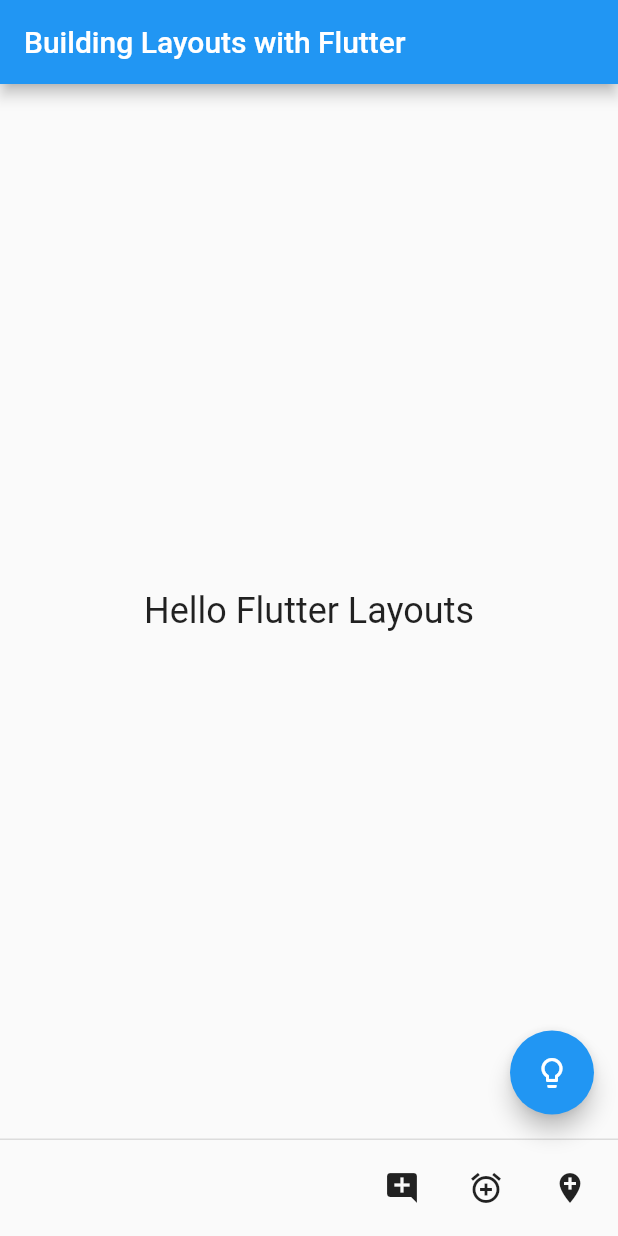
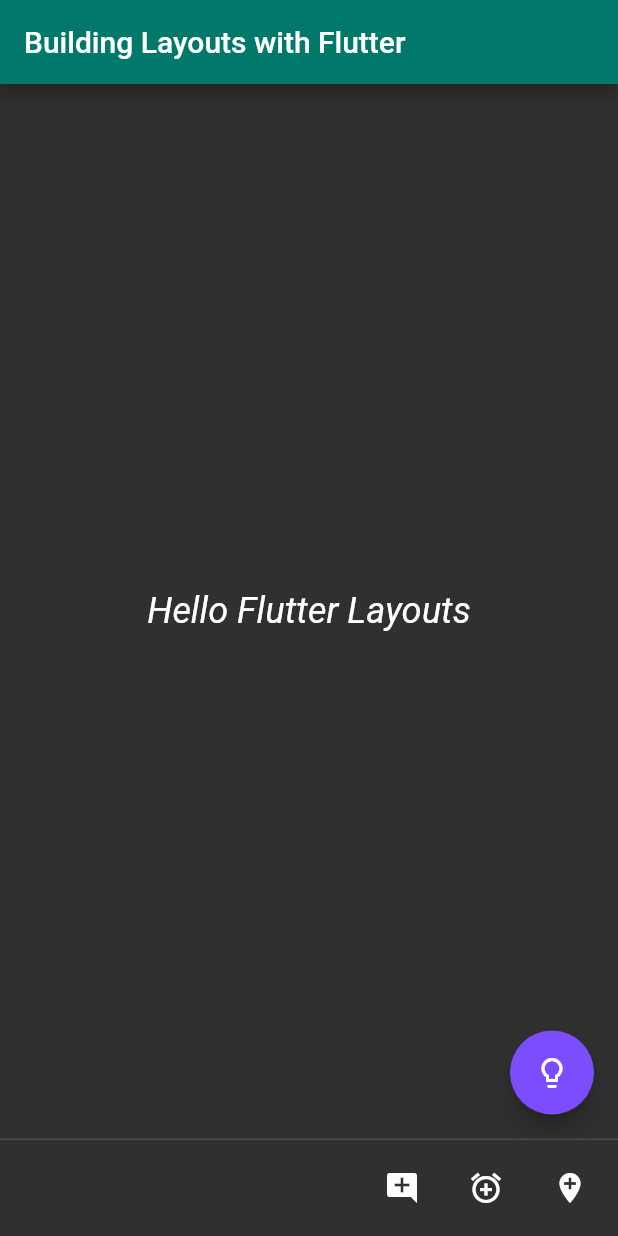
Before and after one commit to yuljlee/hello_layouts, a Flutter app: the screen it shows after launch, on a phone screen of 412 x 824 dp. Run offline on Flutter 3.47's test engine with Material 2 defaults, Android fonts, the phone set to English and light mode, and no system bars.

Commit message:
feat: Add theme data

```diff
--- a/lib/main.dart
+++ b/lib/main.dart
@@ -6,13 +6,23 @@ class MyApp extends StatelessWidget {
   @override
   Widget build(BuildContext context) {
     return MaterialApp(
+      theme: ThemeData(
+        brightness: Brightness.dark,
+        primaryColor: Color(0xff00796B),
+        accentColor: Color(0xff7C4DFF),
+        textTheme: TextTheme(
+          body1: TextStyle(
+            fontSize: 24,
+            fontStyle: FontStyle.italic,
+          )
+        ),
+      ),
       home: Scaffold(
         appBar: AppBar(
           title: Text('Building Layouts with Flutter'),
           ),
         body: Center(
           child: Text('Hello Flutter Layouts',
-            style: TextStyle(fontSize: 24),
             ),
           ),
         floatingActionButton: FloatingActionButton(
```
